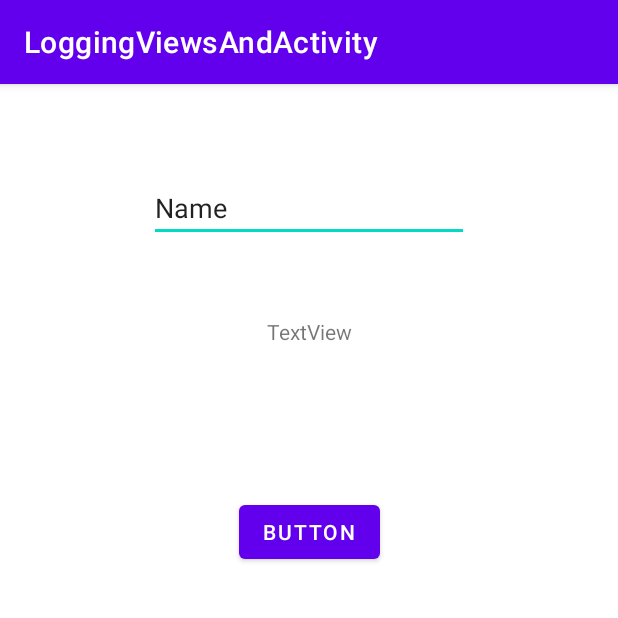
After one commit to nico-loy/firstapp_1, an Android app: the ViewModelActivity screen opened directly, with no data from a screen before it, on a phone screen of 412 x 824 dp, the top half of it. The commit adds this screen. Run offline under Robolectric (Android 15) with nearby library versions, the phone set to English and light mode, and no system bars.

Commit message:
Android App Architecture

```diff
--- a/app/src/main/java/at/fh/mappdev/loggingviewsandactivity/LessonNoteDao.kt
+++ b/app/src/main/java/at/fh/mappdev/loggingviewsandactivity/LessonNoteDao.kt
@@ -1,5 +1,6 @@
 package at.fh.mappdev.loggingviewsandactivity
 
+import androidx.lifecycle.LiveData
 import androidx.room.Dao
 import androidx.room.Insert
 import androidx.room.OnConflictStrategy
@@ -7,9 +8,14 @@ import androidx.room.Query
 
 @Dao
 interface LessonNoteDao {
+
     @Insert(onConflict = OnConflictStrategy.REPLACE) //means that, if we insert a lessonNote with an id that already exists in the database the existing one will be replaced.
     fun insert(lessonNote: LessonNote)
 
     @Query("SELECT * FROM LessonNote where id = :id")
     fun findNoteById(id: String):LessonNote
+
+    @Query("SELECT * FROM LessonNote where id = :id")
+    fun selectWithLiveData(id: String): LiveData<LessonNote?>
+
 }
--- a/app/src/main/java/at/fh/mappdev/loggingviewsandactivity/MainActivity.kt
+++ b/app/src/main/java/at/fh/mappdev/loggingviewsandactivity/MainActivity.kt
@@ -52,6 +52,11 @@ class MainActivity : AppCompatActivity() {
             startActivity(intent)
         }
 
+        findViewById<Button>(R.id.open_viewmodel).setOnClickListener {
+            val intent = Intent(this, ViewModelActivity::class.java)
+            startActivity(intent)
+        }
+
 
     }
 
--- /dev/null
+++ b/app/src/main/java/at/fh/mappdev/loggingviewsandactivity/ViewModelActivity.kt
@@ -0,0 +1,24 @@
+package at.fh.mappdev.loggingviewsandactivity
+
+import androidx.appcompat.app.AppCompatActivity
+import android.os.Bundle
+import android.widget.Button
+import android.widget.TextView
+import androidx.activity.viewModels
+
+class ViewModelActivity : AppCompatActivity() {
+    private val viewModel: ViewModelActivityViewModel by viewModels()
+
+    override fun onCreate(savedInstanceState: Bundle?) {
+        super.onCreate(savedInstanceState)
+        setContentView(R.layout.activity_view_model)
+
+        viewModel.getTextLiveData().observe(this) {
+            findViewById<TextView>(R.id.livedata_text).text = it
+        }
+
+        findViewById<Button>(R.id.livedata_button).setOnClickListener {
+            viewModel.addText(findViewById<TextView>(R.id.livedata_text_input).text.toString())
+        }
+    }
+}
--- /dev/null
+++ b/app/src/main/java/at/fh/mappdev/loggingviewsandactivity/ViewModelActivityViewModel.kt
@@ -0,0 +1,20 @@
+package at.fh.mappdev.loggingviewsandactivity
+
+import androidx.lifecycle.LiveData
+import androidx.lifecycle.MutableLiveData
+import androidx.lifecycle.Transformations
+import androidx.lifecycle.ViewModel
+
+class ViewModelActivityViewModel: ViewModel() {
+    private val textLiveData = MutableLiveData<String>()
+
+    fun getTextLiveData(): LiveData<String> {
+        return textLiveData
+    }
+
+    fun addText(text: String) {
+        textLiveData.value = text
+    }
+
+
+}
--- /dev/null
+++ b/app/src/main/res/layout/activity_view_model.xml
@@ -0,0 +1,40 @@
+<?xml version="1.0" encoding="utf-8"?>
+<androidx.constraintlayout.widget.ConstraintLayout xmlns:android="http://schemas.android.com/apk/res/android"
+    xmlns:app="http://schemas.android.com/apk/res-auto"
+    xmlns:tools="http://schemas.android.com/tools"
+    android:layout_width="match_parent"
+    android:layout_height="match_parent"
+    tools:context=".ViewModelActivity">
+
+    <EditText
+        android:id="@+id/livedata_text_input"
+        android:layout_width="wrap_content"
+        android:layout_height="wrap_content"
+        android:layout_marginTop="60dp"
+        android:ems="10"
+        android:inputType="textPersonName"
+        android:text="Name"
+        app:layout_constraintEnd_toEndOf="parent"
+        app:layout_constraintStart_toStartOf="parent"
+        app:layout_constraintTop_toTopOf="parent" />
+
+    <TextView
+        android:id="@+id/livedata_text"
+        android:layout_width="wrap_content"
+        android:layout_height="wrap_content"
+        android:layout_marginTop="50dp"
+        android:text="TextView"
+        app:layout_constraintEnd_toEndOf="parent"
+        app:layout_constraintStart_toStartOf="parent"
+        app:layout_constraintTop_toBottomOf="@+id/livedata_text_input" />
+
+    <Button
+        android:id="@+id/livedata_button"
+        android:layout_width="wrap_content"
+        android:layout_height="wrap_content"
+        android:layout_marginTop="100dp"
+        android:text="Button"
+        app:layout_constraintEnd_toEndOf="parent"
+        app:layout_constraintStart_toStartOf="parent"
+        app:layout_constraintTop_toBottomOf="@+id/livedata_text" />
+</androidx.constraintlayout.widget.ConstraintLayout>
```
Also changed, not shown: app/build.gradle (+10 -2 lines), app/src/main/AndroidManifest.xml (+7 -0 lines), app/src/main/java/at/fh/mappdev/loggingviewsandactivity/LessonNoteViewModel.kt (added, +9 -0 lines), app/src/main/java/at/fh/mappdev/loggingviewsandactivity/LessonRepository.kt (+7 -0 lines), app/src/main/res/layout/activity_main.xml (+7 -1 lines).
